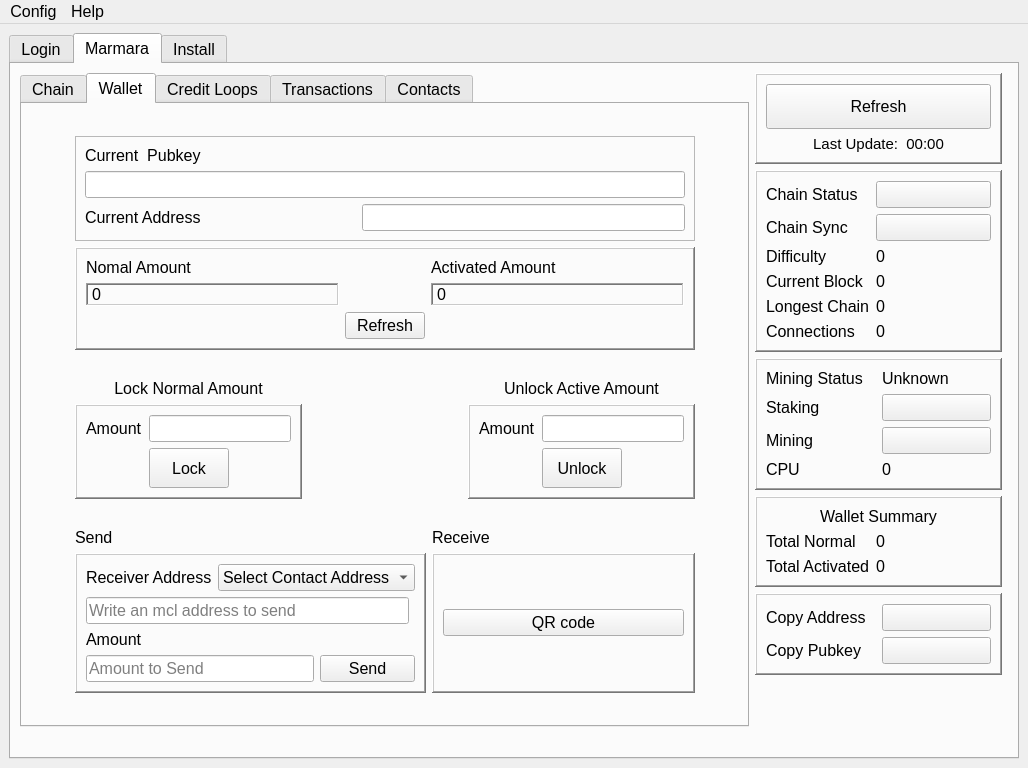
Old version of the form src/main/python/qtguidesign.ui in the repository marmarachain/marmara-connector.
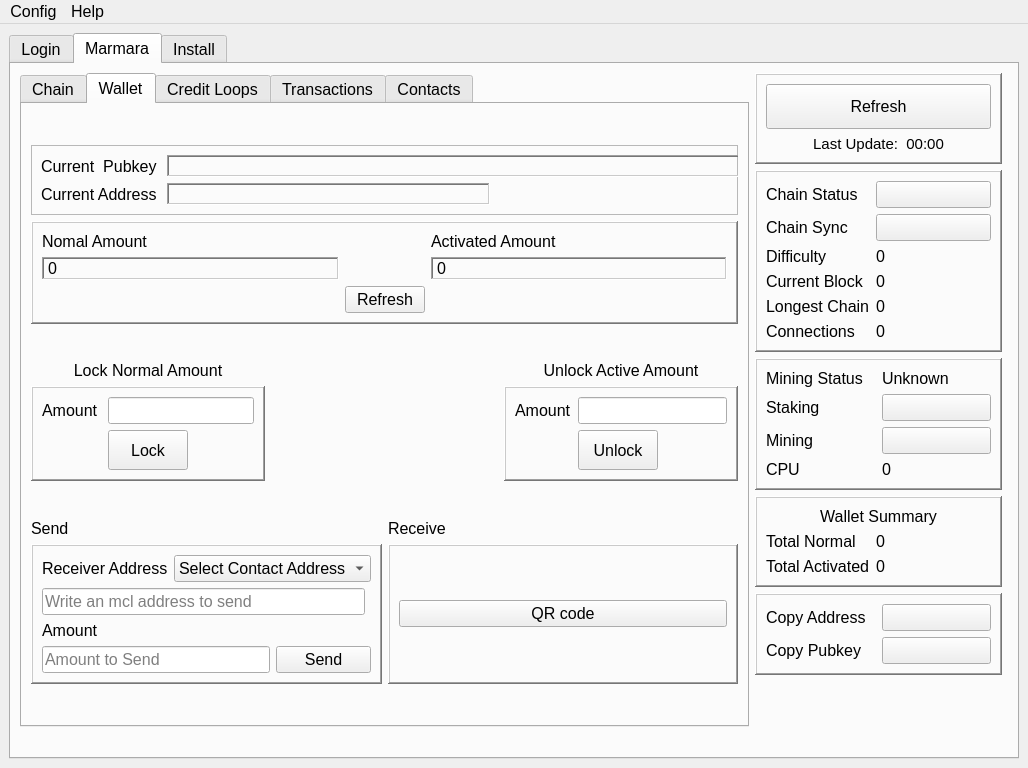
New version of the form. The open tabs and pages were chosen to show the change. Icons and pictures are not drawn.

Commit message: starting with pubkey and setting pubkey from selecting tablewidget button added

Patch:
```diff
--- a/src/main/python/qtguidesign.ui
+++ b/src/main/python/qtguidesign.ui
@@ -2510,67 +2510,13 @@
                <enum>QFrame::Raised</enum>
               </property>
               <layout class="QGridLayout" name="gridLayout_37">
-               <item row="4" column="0">
+               <item row="0" column="0">
                 <widget class="QLabel" name="currentpubkey_label">
                  <property name="text">
                   <string>Current  Pubkey</string>
                  </property>
                 </widget>
                </item>
-               <item row="5" column="0" colspan="3">
-                <widget class="QLineEdit" name="current_pubkey_value">
-                 <property name="enabled">
-                  <bool>true</bool>
-                 </property>
-                 <property name="minimumSize">
-                  <size>
-                   <width>600</width>
-                   <height>0</height>
-                  </size>
-                 </property>
-                 <property name="inputMask">
-                  <string/>
-                 </property>
-                 <property name="text">
-                  <string/>
-                 </property>
-                 <property name="dragEnabled">
-                  <bool>false</bool>
-                 </property>
-                 <property name="readOnly">
-                  <bool>true</bool>
-                 </property>
-                </widget>
-               </item>
-               <item row="6" column="2">
-                <widget class="QLineEdit" name="currentaddress_value">
-                 <property name="minimumSize">
-                  <size>
-                   <width>323</width>
-                   <height>0</height>
-                  </size>
-                 </property>
-                 <property name="text">
-                  <string/>
-                 </property>
-                 <property name="readOnly">
-                  <bool>true</bool>
-                 </property>
-                </widget>
-               </item>
-               <item row="6" column="1">
-                <spacer name="horizontalSpacer_13">
-                 <property name="orientation">
-                  <enum>Qt::Horizontal</enum>
-                 </property>
-                 <property name="sizeHint" stdset="0">
-                  <size>
-                   <width>40</width>
-                   <height>20</height>
-                  </size>
-                 </property>
-                </spacer>
-               </item>
                <item row="6" column="0">
                 <widget class="QLabel" name="currentaddress_label">
                  <property name="text">
@@ -2578,6 +2524,63 @@
                  </property>
                 </widget>
                </item>
+               <item row="0" column="1" colspan="2">
+                <widget class="QLabel" name="current_pubkey_value">
+                 <property name="minimumSize">
+                  <size>
+                   <width>600</width>
+                   <height>0</height>
+                  </size>
+                 </property>
+                 <property name="frameShape">
+                  <enum>QFrame::WinPanel</enum>
+                 </property>
+                 <property name="frameShadow">
+                  <enum>QFrame::Sunken</enum>
+                 </property>
+                 <property name="text">
+                  <string/>
+                 </property>
+                 <property name="textInteractionFlags">
+                  <set>Qt::LinksAccessibleByMouse|Qt::TextSelectableByMouse</set>
+                 </property>
+                </widget>
+               </item>
+               <item row="6" column="1">
+                <widget class="QLabel" name="currentaddress_value">
+                 <property name="minimumSize">
+                  <size>
+                   <width>323</width>
+                   <height>0</height>
+                  </size>
+                 </property>
+                 <property name="frameShape">
+                  <enum>QFrame::WinPanel</enum>
+                 </property>
+                 <property name="frameShadow">
+                  <enum>QFrame::Sunken</enum>
+                 </property>
+                 <property name="text">
+                  <string/>
+                 </property>
+                 <property name="textInteractionFlags">
+                  <set>Qt::LinksAccessibleByMouse|Qt::TextSelectableByMouse</set>
+                 </property>
+                </widget>
+               </item>
+               <item row="6" column="2">
+                <spacer name="horizontalSpacer_13">
+                 <property name="orientation">
+                  <enum>Qt::Horizontal</enum>
+                 </property>
+                 <property name="sizeHint" stdset="0">
+                  <size>
+                   <width>40</width>
+                   <height>20</height>
+                  </size>
+                 </property>
+                </spacer>
+               </item>
               </layout>
              </widget>
             </item>
```
Left out of the diff: 221 changed lines with no effect on the pictures. The commit also changes 4 other files.
